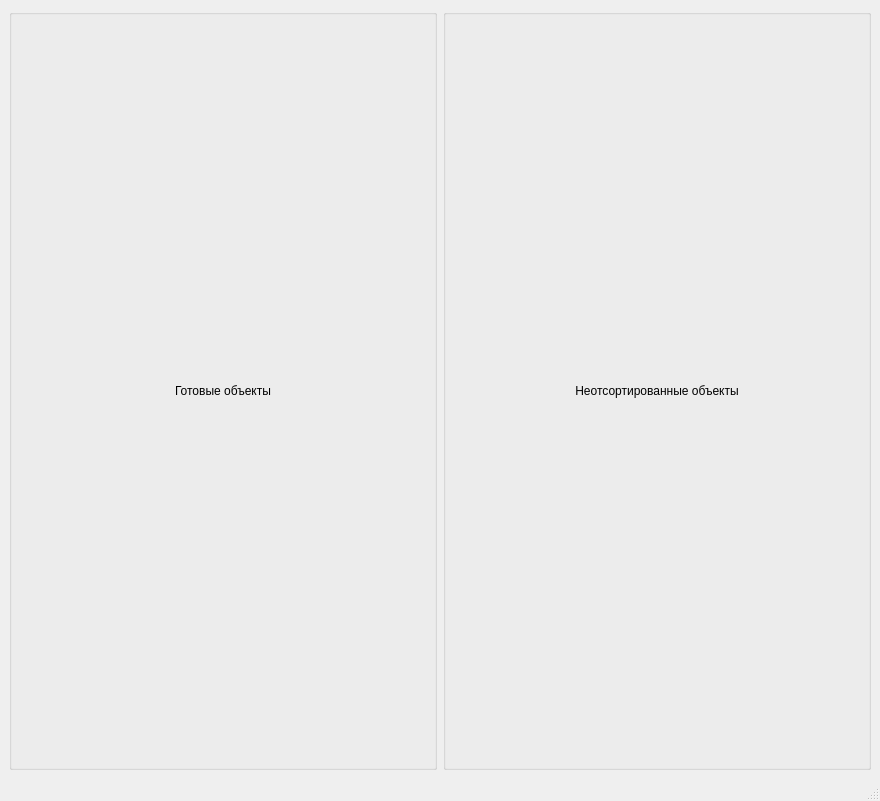
The window that uuid_maker/MainWindow.ui (Yrij-Zhavoronkov/WintreistsPractice) describes before a commit, drawn with Qt 5.
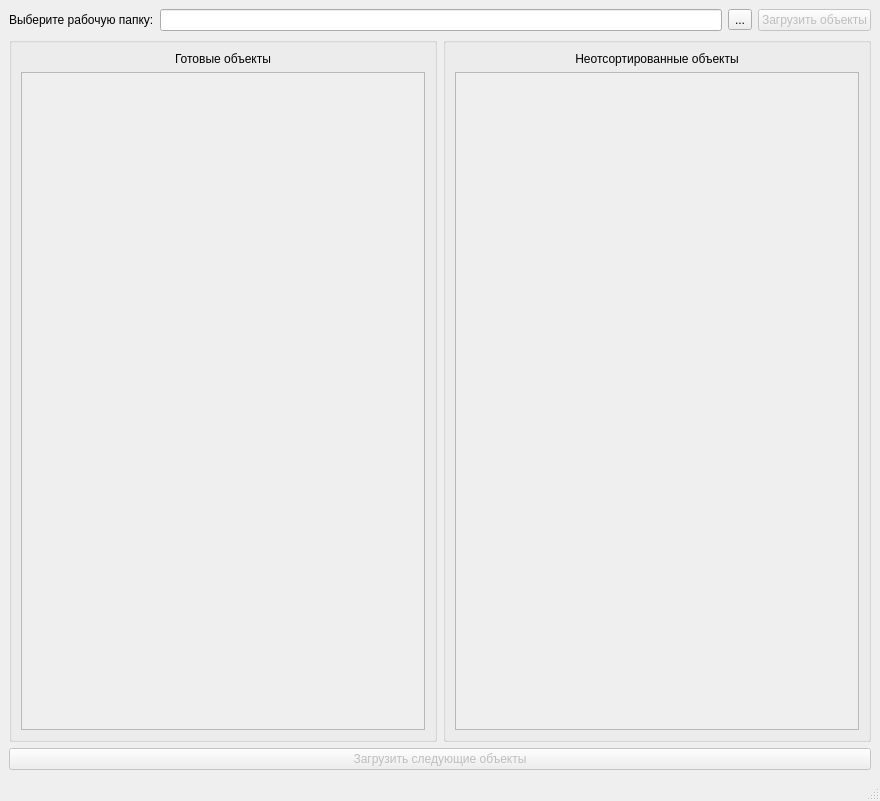
The same window after the commit.

Patch:
```diff
--- a/uuid_maker/MainWindow.ui
+++ b/uuid_maker/MainWindow.ui
@@ -14,13 +14,55 @@
    <string>MainWindow</string>
   </property>
   <widget class="QWidget" name="centralwidget">
+   <layout class="QVBoxLayout" name="verticalLayout_5">
+    <item>
+     <layout class="QHBoxLayout" name="horizontalLayout">
+      <item>
+       <widget class="QLabel" name="label_3">
+        <property name="text">
+         <string>Выберите рабочую папку:</string>
+        </property>
+       </widget>
+      </item>
+      <item>
+       <widget class="QLineEdit" name="lineEdit_work_dir">
+        <property name="dragEnabled">
+         <bool>false</bool>
+        </property>
+        <property name="readOnly">
+         <bool>true</bool>
+        </property>
+       </widget>
+      </item>
+      <item>
+       <widget class="QToolButton" name="toolButton_select_work_dir">
+        <property name="text">
+         <string>...</string>
+        </property>
+       </widget>
+      </item>
+      <item>
+       <widget class="QPushButton" name="pushButton_open_xgtf_files">
+        <property name="enabled">
+         <bool>false</bool>
+        </property>
+        <property name="text">
+         <string>Загрузить объекты</string>
+        </property>
+       </widget>
+      </item>
+     </layout>
+    </item>
+    <item>
+     <layout class="QVBoxLayout" name="verticalLayout">
+      <item>
    <layout class="QHBoxLayout" name="horizontalLayout_2">
     <item>
      <widget class="QGroupBox" name="groupBox">
       <property name="title">
        <string/>
       </property>
-      <layout class="QVBoxLayout" name="verticalLayout">
+          <layout class="QVBoxLayout" name="verticalLayout_2">
        <item>
         <widget class="QLabel" name="label">
          <property name="sizePolicy">
@@ -38,7 +80,26 @@
         </widget>
        </item>
        <item>
-        <layout class="QGridLayout" name="gridLayout_sorted"/>
+            <widget class="QScrollArea" name="scrollArea_2">
+             <property name="widgetResizable">
+              <bool>true</bool>
+             </property>
+             <widget class="QWidget" name="scrollAreaWidgetContents_2">
+              <property name="geometry">
+               <rect>
+                <x>0</x>
+                <y>0</y>
+                <width>404</width>
+                <height>637</height>
+               </rect>
+              </property>
+              <layout class="QVBoxLayout" name="verticalLayout_4">
+               <item>
+                <layout class="QGridLayout" name="gridLayout_sorted_objects"/>
+               </item>
+              </layout>
+             </widget>
+            </widget>
        </item>
       </layout>
      </widget>
@@ -48,7 +109,7 @@
       <property name="title">
        <string/>
       </property>
-      <layout class="QVBoxLayout" name="verticalLayout_2">
+          <layout class="QVBoxLayout" name="verticalLayout_3">
        <item>
         <widget class="QLabel" name="label_2">
          <property name="sizePolicy">
@@ -66,9 +127,42 @@
         </widget>
        </item>
        <item>
-        <layout class="QGridLayout" name="gridLayout_not_sorted"/>
-       </item>
-      </layout>
+            <widget class="QScrollArea" name="scrollArea">
+             <property name="widgetResizable">
+              <bool>true</bool>
+             </property>
+             <widget class="QWidget" name="scrollAreaWidgetContents">
+              <property name="geometry">
+               <rect>
+                <x>0</x>
+                <y>0</y>
+                <width>404</width>
+                <height>637</height>
+               </rect>
+              </property>
+              <layout class="QVBoxLayout" name="verticalLayout_6">
+               <item>
+                <layout class="QGridLayout" name="gridLayout_not_sorted_objects"/>
+               </item>
+              </layout>
+             </widget>
+            </widget>
+           </item>
+          </layout>
+         </widget>
+        </item>
+       </layout>
+      </item>
+     </layout>
+    </item>
+    <item>
+     <widget class="QPushButton" name="pushButton_load_next_objects">
+      <property name="enabled">
+       <bool>false</bool>
+      </property>
+      <property name="text">
+       <string>Загрузить следующие объекты</string>
+      </property>
      </widget>
     </item>
    </layout>
```
Lines whose indentation alone changed are shown as unchanged.
